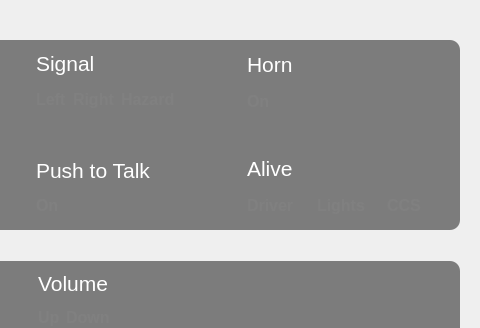
UCSolarCarTeam/Epsilon-Dashboard, file src/ViewLayer/DebugDisplay/ControlPage/ControlUi/ControlUi.ui: the form before one commit; both pictures show x 203 to 683 and y 0 to 328 of the 683 by 648 pixel window.
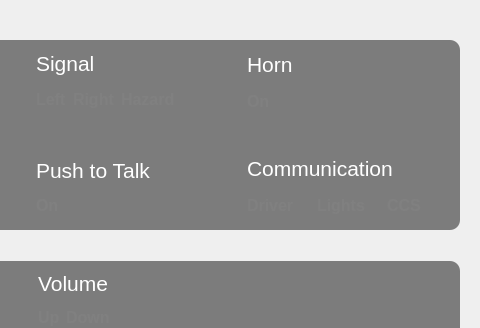
The form after the commit. Icons and pictures are not drawn.

Commit message:
Change Alive Text in Control page to Communication
To better communicate that the area is to show which boards are currently
communicating with the dashboard.

```diff
--- a/src/ViewLayer/DebugDisplay/ControlPage/ControlUi/ControlUi.ui
+++ b/src/ViewLayer/DebugDisplay/ControlPage/ControlUi/ControlUi.ui
@@ -550,7 +550,7 @@
                   <string notr="true">color: white;</string>
                  </property>
                  <property name="text">
-                  <string>&lt;html&gt;&lt;head/&gt;&lt;body&gt;&lt;p&gt;&lt;span style=&quot; font-size:16pt; &quot;&gt;Alive&lt;/span&gt;&lt;/p&gt;&lt;/body&gt;&lt;/html&gt;</string>
+                  <string>&lt;html&gt;&lt;head/&gt;&lt;body&gt;&lt;p&gt;&lt;span style=&quot; font-size:16pt;&quot;&gt;Communication&lt;/span&gt;&lt;/p&gt;&lt;/body&gt;&lt;/html&gt;</string>
                  </property>
                 </widget>
                </item>
```
